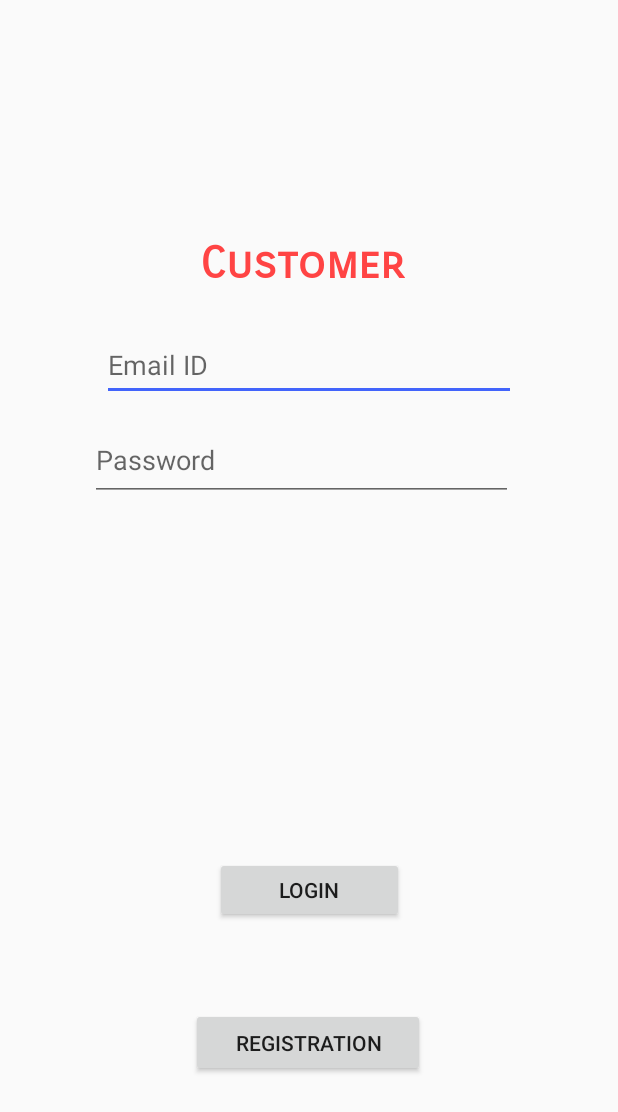
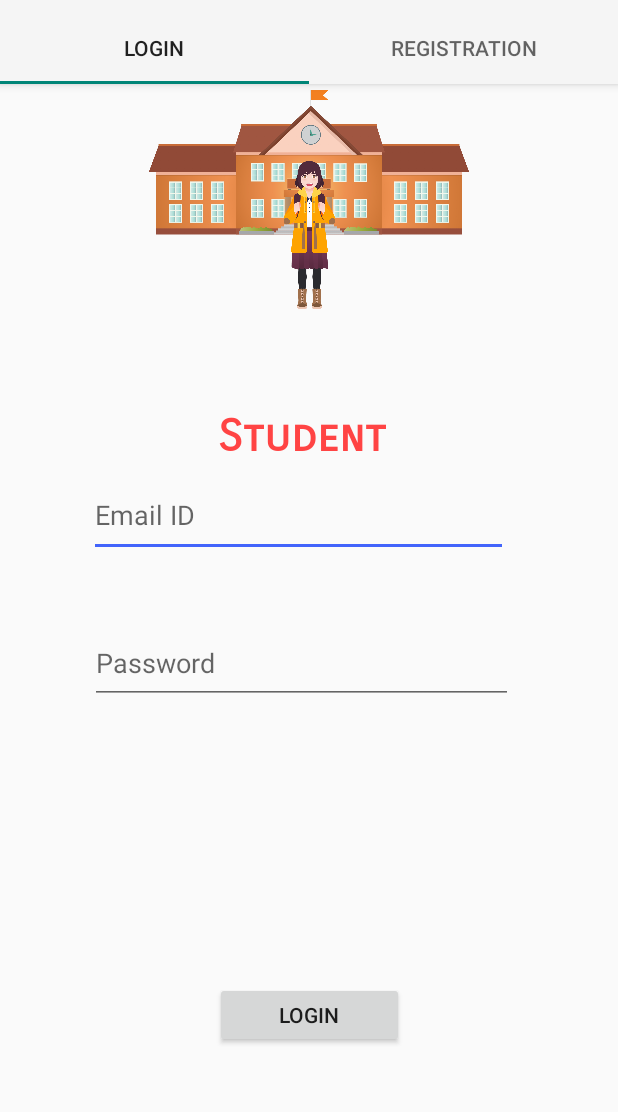
Before and after one commit to TowardInfinity/CabMapBox, an Android app: the screen it shows after launch (CustomerLoginActivity before the commit, StudentLoginLogout after it), after a tap on "STUDENT", on a phone screen of 412 x 824 dp. Shown: the top 1112 px of the screen. Run offline under Robolectric (Android 15) with nearby library versions, the phone set to English and light mode, and no system bars; our stand-ins replace Firebase (no records; nobody signed in at launch, a user with empty details on screens opened directly).

Commit message:
Tabbed Layout Implemented for Student(Customer) Previous code present, and tested. Build on latest Android Studio 3.3 Tested on Android P LogIn and Registration Working. Directed to Map Layout.

```diff
--- a/app/build.gradle
+++ b/app/build.gradle
@@ -29,6 +29,8 @@ dependencies {
     //noinspection GradleCompatible
     implementation 'com.android.support:appcompat-v7:28.0.0'
     implementation 'com.android.support.constraint:constraint-layout:1.1.3'
+    implementation 'com.android.support:support-v4:28.0.0'
+//    implementation 'com.android.support:support-fragment:28.0.0'
     testImplementation 'junit:junit:4.12'
     androidTestImplementation 'com.android.support.test:runner:1.0.2'
     androidTestImplementation 'com.android.support.test.espresso:espresso-core:3.0.2'
--- a/app/src/main/java/com/map/to_in/cabmapbox/MainActivity.java
+++ b/app/src/main/java/com/map/to_in/cabmapbox/MainActivity.java
@@ -8,14 +8,14 @@ import android.widget.Button;
 
 public class MainActivity extends AppCompatActivity {
 
-    private Button driver, customer;
+    private Button driver, student;
     @Override
     protected void onCreate(Bundle savedInstanceState) {
         super.onCreate(savedInstanceState);
         setContentView(R.layout.activity_main);
 
         driver = findViewById(R.id.driver);
-        customer = findViewById(R.id.customer);
+        student = findViewById(R.id.customer);
 
         driver.setOnClickListener(new View.OnClickListener() {
             @Override
@@ -27,10 +27,10 @@ public class MainActivity extends AppCompatActivity {
             }
         });
 
-        customer.setOnClickListener(new View.OnClickListener() {
+        student.setOnClickListener(new View.OnClickListener() {
             @Override
             public void onClick(View v) {
-                Intent intent = new Intent(MainActivity.this, CustomerLoginActivity.class);
+                Intent intent = new Intent(MainActivity.this, StudentLoginLogout.class);
                 startActivity(intent);
                 finish();
                 return;
--- /dev/null
+++ b/app/src/main/java/com/map/to_in/cabmapbox/StudentLoginLogout.java
@@ -0,0 +1,244 @@
+package com.map.to_in.cabmapbox;
+
+import android.content.Intent;
+import android.os.Bundle;
+import android.support.annotation.NonNull;
+import android.support.design.widget.TabLayout;
+import android.support.v4.app.Fragment;
+import android.support.v4.app.FragmentManager;
+import android.support.v4.app.FragmentPagerAdapter;
+import android.support.v4.view.ViewPager;
+import android.support.v7.app.AppCompatActivity;
+import android.view.LayoutInflater;
+import android.view.Menu;
+import android.view.MenuItem;
+import android.view.View;
+import android.view.ViewGroup;
+import android.widget.Button;
+import android.widget.EditText;
+import android.widget.TextView;
+import android.widget.Toast;
+
+import com.google.android.gms.tasks.OnCompleteListener;
+import com.google.android.gms.tasks.Task;
+import com.google.firebase.auth.AuthResult;
+import com.google.firebase.auth.FirebaseAuth;
+import com.google.firebase.auth.FirebaseUser;
+import com.google.firebase.database.DatabaseReference;
+import com.google.firebase.database.FirebaseDatabase;
+
+public class StudentLoginLogout extends AppCompatActivity {
+
+    /**
+     * The {@link android.support.v4.view.PagerAdapter} that will provide
+     * fragments for each of the sections. We use a
+     * {@link FragmentPagerAdapter} derivative, which will keep every
+     * loaded fragment in memory. If this becomes too memory intensive, it
+     * may be best to switch to a
+     * {@link android.support.v4.app.FragmentStatePagerAdapter}.
+     */
+    private SectionsPagerAdapter mSectionsPagerAdapter;
+
+    /**
+     * The {@link ViewPager} that will host the section contents.
+     */
+    private ViewPager mViewPager;
+
+    private static FirebaseAuth firebaseAuth;
+    private static FirebaseAuth.AuthStateListener authStateListener;
+
+    @Override
+    protected void onCreate(Bundle savedInstanceState) {
+        super.onCreate(savedInstanceState);
+        setContentView(R.layout.activity_student_login_logout);
+
+        // Create the adapter that will return a fragment for each of the three
+        // primary sections of the activity.
+        mSectionsPagerAdapter = new SectionsPagerAdapter(getSupportFragmentManager());
+
+        // Set up the ViewPager with the sections adapter.
+        mViewPager = (ViewPager) findViewById(R.id.container);
+        mViewPager.setAdapter(mSectionsPagerAdapter);
+
+        TabLayout tabLayout = (TabLayout) findViewById(R.id.tabs);
+
+        mViewPager.addOnPageChangeListener(new TabLayout.TabLayoutOnPageChangeListener(tabLayout));
+        tabLayout.addOnTabSelectedListener(new TabLayout.ViewPagerOnTabSelectedListener(mViewPager));
+
+        firebaseAuth = FirebaseAuth.getInstance();
+
+        authStateListener = new FirebaseAuth.AuthStateListener() {
+            @Override
+            public void onAuthStateChanged(@NonNull FirebaseAuth firebaseAuth) {
+                FirebaseUser user = FirebaseAuth.getInstance().getCurrentUser();
+                if(user != null){
+                    Intent intent = new Intent(StudentLoginLogout.this, CustomerMapActivity.class);
+                    startActivity(intent);
+                    return;
+                }
+            }
+        };
+    }
+
+
+    @Override
+    public boolean onCreateOptionsMenu(Menu menu) {
+        // Inflate the menu; this adds items to the action bar if it is present.
+        getMenuInflater().inflate(R.menu.menu_student_login_logout, menu);
+        return true;
+    }
+
+    @Override
+    public boolean onOptionsItemSelected(MenuItem item) {
+        // Handle action bar item clicks here. The action bar will
+        // automatically handle clicks on the Home/Up button, so long
+        // as you specify a parent activity in AndroidManifest.xml.
+        int id = item.getItemId();
+
+        //noinspection SimplifiableIfStatement
+//        if (id == R.id.action_settings) {
+//            return true;
+//        }
+
+        return super.onOptionsItemSelected(item);
+    }
+
+    /**
+     * A placeholder fragment containing a simple view.
+     */
+    public static class PlaceholderFragment extends Fragment {
+        /**
+         * The fragment argument representing the section number for this
+         * fragment.
+         */
+        private static final String ARG_SECTION_NUMBER = "section_number";
+
+        public PlaceholderFragment() {
+        }
+
+        /**
+         * Returns a new instance of this fragment for the given section
+         * number.
+         */
+        public static PlaceholderFragment newInstance(int sectionNumber) {
+            PlaceholderFragment fragment = new PlaceholderFragment();
+            Bundle args = new Bundle();
+            args.putInt(ARG_SECTION_NUMBER, sectionNumber);
+            fragment.setArguments(args);
+            return fragment;
+        }
+
+        @Override
+        public View onCreateView(LayoutInflater inflater, ViewGroup container,
+                                 Bundle savedInstanceState) {
+
+            EditText email, password;
+            View rootView = null;
+            TextView textView = null;
+            switch (getArguments().getInt(ARG_SECTION_NUMBER)){
+                case 1:
+                    rootView = inflater.inflate(R.layout.fragment_login_, container, false);
+                    email = rootView.findViewById(R.id.email);
+                    password = rootView.findViewById(R.id.password);
+                    Button login = rootView.findViewById(R.id.login);
+                    login.setOnClickListener(new View.OnClickListener() {
+                        @Override
+                        public void onClick(View v) {
+                            final String emailID = email.getText().toString();
+                            final String pass = password.getText().toString();
+                            firebaseAuth.signInWithEmailAndPassword(emailID, pass)
+                                .addOnCompleteListener(getActivity(), new OnCompleteListener<AuthResult>() {
+                                    @Override
+                                    public void onComplete(@NonNull Task<AuthResult> task) {
+                                        if(!task.isSuccessful()) {
+                                            Toast.makeText(getActivity(), "Sign In Error", Toast.LENGTH_SHORT).show();
+                                        }else{
+                                            Toast.makeText(getActivity(), "Logging In", Toast.LENGTH_SHORT).show();
+                                        }
+                                    }
+                                });
+                        }
+                    });
+                    break;
+                case 2:
+                    rootView = inflater.inflate(R.layout.fragment_registration_, container, false);
+                    email = rootView.findViewById(R.id.email);
+                    password = rootView.findViewById(R.id.password);
+                    Button registration = rootView.findViewById(R.id.registration);
+                    registration.setOnClickListener(new View.OnClickListener() {
+                        @Override
+                        public void onClick(View v) {
+                            final String emailID = email.getText().toString();
+                            final String pass = password.getText().toString();
+                            firebaseAuth.createUserWithEmailAndPassword(emailID, pass)
+                                .addOnCompleteListener(getActivity(), new OnCompleteListener<AuthResult>() {
+                                    @Override
+                                    public void onComplete(@NonNull Task<AuthResult> task) {
+                                        if(!task.isSuccessful()) {
+                                            Toast.makeText(getActivity(), "Sign Up Error", Toast.LENGTH_SHORT).show();
+                                        }else{
+                                            String user_id = firebaseAuth.getCurrentUser().getUid();
+                                            DatabaseReference current_user_db = FirebaseDatabase.getInstance()
+                                                    .getReference().child("Users").child("Customer").child(user_id);
+                                            current_user_db.setValue(true);
+                                            Toast.makeText(getActivity(), "User Id Created.", Toast.LENGTH_SHORT).show();
+
+                                        }
+                                    }
+                                });
+                        }
+                    });
+
+                    break;
+            }
+            return rootView;
+        }
+    }
+
+    /**
+     * A {@link FragmentPagerAdapter} that returns a fragment corresponding to
+     * one of the sections/tabs/pages.
+     */
+    public class SectionsPagerAdapter extends FragmentPagerAdapter {
+
+        public SectionsPagerAdapter(FragmentManager fm) {
+            super(fm);
+        }
+
+        @Override
+        public Fragment getItem(int position) {
+            // getItem is called to instantiate the fragment for the given page.
+            // Return a PlaceholderFragment (defined as a static inner class below).
+            return PlaceholderFragment.newInstance(position + 1);
+        }
+
+        @Override
+        public int getCount() {
+            // Show 3 total pages.
+            return 2;
+        }
+
+        @Override
+        public CharSequence getPageTitle(int position) {
+            switch (position){
+                case 1:
+                    return "login";
+                case 2:
+                    return "logout";
+            }
+            return null;
+        }
+    }
+
+    @Override
+    protected void onStart() {
+        super.onStart();
+        firebaseAuth.addAuthStateListener(authStateListener);
+    }
+
+    @Override
+    protected void onStop() {
+        super.onStop();
+        firebaseAuth.removeAuthStateListener(authStateListener);
+    }
+}
--- /dev/null
+++ b/app/src/main/res/layout/activity_student_login_logout.xml
@@ -0,0 +1,44 @@
+<?xml version="1.0" encoding="utf-8"?>
+<android.support.design.widget.CoordinatorLayout xmlns:android="http://schemas.android.com/apk/res/android"
+    xmlns:app="http://schemas.android.com/apk/res-auto"
+    xmlns:tools="http://schemas.android.com/tools"
+    android:id="@+id/main_content"
+    android:layout_width="match_parent"
+    android:layout_height="match_parent"
+    android:fitsSystemWindows="true"
+    tools:context=".StudentLoginLogout">
+
+    <android.support.design.widget.AppBarLayout
+        android:id="@+id/appbar"
+        android:layout_width="match_parent"
+        android:layout_height="wrap_content"
+        android:paddingTop="@dimen/appbar_padding_top"
+        android:theme="@style/AppTheme.AppBarOverlay">
+
+        <android.support.design.widget.TabLayout
+            android:id="@+id/tabs"
+            android:layout_width="match_parent"
+            android:layout_height="wrap_content">
+
+            <android.support.design.widget.TabItem
+                android:id="@+id/tabItem"
+                android:layout_width="wrap_content"
+                android:layout_height="wrap_content"
+                android:text="@string/login" />
+
+            <android.support.design.widget.TabItem
+                android:id="@+id/tabItem2"
+                android:layout_width="wrap_content"
+                android:layout_height="wrap_content"
+                android:text="@string/registration" />
+
+        </android.support.design.widget.TabLayout>
+    </android.support.design.widget.AppBarLayout>
+
+    <android.support.v4.view.ViewPager
+        android:id="@+id/container"
+        android:layout_width="match_parent"
+        android:layout_height="match_parent"
+        app:layout_behavior="@string/appbar_scrolling_view_behavior" />
+
+</android.support.design.widget.CoordinatorLayout>
--- /dev/null
+++ b/app/src/main/res/layout/fragment_login_.xml
@@ -0,0 +1,92 @@
+<?xml version="1.0" encoding="utf-8"?>
+<android.support.constraint.ConstraintLayout xmlns:android="http://schemas.android.com/apk/res/android"
+    xmlns:app="http://schemas.android.com/apk/res-auto"
+    xmlns:tools="http://schemas.android.com/tools"
+    android:layout_width="match_parent"
+    android:layout_height="match_parent"
+    tools:context=".login_Fragment">
+
+    <!-- TODO: Update blank fragment layout -->
+
+    <ImageView
+        android:id="@+id/imageView2"
+        android:layout_width="wrap_content"
+        android:layout_height="146dp"
+        android:layout_marginStart="4dp"
+        android:layout_marginTop="4dp"
+        android:layout_marginEnd="4dp"
+        android:contentDescription="@string/school_and_student"
+        android:src="@drawable/school_student"
+        app:layout_constraintEnd_toEndOf="parent"
+        app:layout_constraintStart_toStartOf="parent"
+        app:layout_constraintTop_toTopOf="parent" />
+
+    <EditText
+        android:id="@+id/email"
+        android:layout_width="279dp"
+        android:layout_height="55dp"
+        android:layout_marginStart="30dp"
+        android:layout_marginTop="260dp"
+        android:layout_marginEnd="30dp"
+        android:layout_marginBottom="8dp"
+        android:hint="@string/email_id"
+        android:inputType="textEmailAddress"
+        app:layout_constraintBottom_toBottomOf="parent"
+        app:layout_constraintEnd_toEndOf="parent"
+        app:layout_constraintHorizontal_bias="0.4"
+        app:layout_constraintStart_toStartOf="parent"
+        app:layout_constraintTop_toTopOf="parent"
+        app:layout_constraintVertical_bias="0.0" />
+
+    <EditText
+        android:id="@+id/password"
+        android:layout_width="282dp"
+        android:layout_height="54dp"
+        android:layout_marginStart="30dp"
+        android:layout_marginTop="324dp"
+        android:layout_marginEnd="30dp"
+        android:layout_marginBottom="8dp"
+        android:hint="@string/password"
+        android:inputType="textVisiblePassword"
+        app:layout_constraintBottom_toBottomOf="parent"
+        app:layout_constraintEnd_toEndOf="parent"
+        app:layout_constraintHorizontal_bias="0.428"
+        app:layout_constraintStart_toStartOf="parent"
+        app:layout_constraintTop_toTopOf="parent"
+        app:layout_constraintVertical_bias="0.093" />
+
+    <Button
+        android:id="@+id/login"
+        android:layout_width="126dp"
+        android:layout_height="44dp"
+        android:layout_marginStart="8dp"
+        android:layout_marginTop="8dp"
+        android:layout_marginEnd="8dp"
+        android:layout_marginBottom="8dp"
+        android:text="@string/login"
+        app:layout_constraintBottom_toBottomOf="parent"
+        app:layout_constraintEnd_toEndOf="parent"
+        app:layout_constraintStart_toStartOf="parent"
+        app:layout_constraintTop_toTopOf="parent"
+        app:layout_constraintVertical_bias="0.834" />
+
+    <TextView
+        android:id="@+id/constant"
+        android:layout_width="wrap_content"
+        android:layout_height="wrap_content"
+        android:layout_marginStart="8dp"
+        android:layout_marginTop="8dp"
+        android:layout_marginEnd="8dp"
+        android:layout_marginBottom="8dp"
+        android:fontFamily="sans-serif-smallcaps"
+        android:text="@string/customer_registration"
+        android:textColor="@android:color/holo_red_light"
+        android:textSize="30sp"
+        android:textStyle="bold"
+        app:layout_constraintBottom_toBottomOf="parent"
+        app:layout_constraintEnd_toEndOf="parent"
+        app:layout_constraintHorizontal_bias="0.484"
+        app:layout_constraintStart_toStartOf="parent"
+        app:layout_constraintTop_toTopOf="parent"
+        app:layout_constraintVertical_bias="0.292" />
+</android.support.constraint.ConstraintLayout>
--- /dev/null
+++ b/app/src/main/res/menu/menu_student_login_logout.xml
@@ -0,0 +1,5 @@
+<menu xmlns:android="http://schemas.android.com/apk/res/android"
+    xmlns:app="http://schemas.android.com/apk/res-auto"
+    xmlns:tools="http://schemas.android.com/tools"
+    tools:context="com.map.to_in.cabmapbox.StudentLoginLogout">
+</menu>
--- /dev/null
+++ b/app/src/main/res/values-w820dp/dimens.xml
@@ -0,0 +1,6 @@
+<resources>
+    <!-- Example customization of dimensions originally defined in res/values/dimens.xml
+         (such as screen margins) for screens with more than 820dp of available width. This
+         would include 7" and 10" devices in landscape (~960dp and ~1280dp respectively). -->
+    <dimen name="activity_horizontal_margin">64dp</dimen>
+</resources>
--- a/app/src/main/res/values/dimens.xml
+++ b/app/src/main/res/values/dimens.xml
@@ -1,3 +1,7 @@
 <resources>
     <dimen name="fab_margin">16dp</dimen>
+    <!-- Default screen margins, per the Android Design guidelines. -->
+    <dimen name="activity_horizontal_margin">16dp</dimen>
+    <dimen name="activity_vertical_margin">16dp</dimen>
+    <dimen name="appbar_padding_top">8dp</dimen>
 </resources>
--- a/app/src/main/res/values/strings.xml
+++ b/app/src/main/res/values/strings.xml
@@ -5,7 +5,7 @@
     <string name="login">Login</string>
     <string name="registration">Registration</string>
     <string name="password">Password</string>
-    <string name="customer_registration">Customer</string>
+    <string name="customer_registration">Student</string>
     <string name="customer">Student</string>
     <string name="user_type">Bus Services</string>
     <string name="driver">Driver</string>
@@ -26,4 +26,8 @@
     <string name="students_approaching_bus">Students approaching Bus</string>
     <string name="school_student">School Student</string>
     <string name="school_bus_with_driver">School Bus with Driver</string>
+
+    <!-- TODO: Remove or change this placeholder text -->
+    <string name="school_and_student">School and student</string>
+    <string name="title_activity_student_login_logout">StudentLoginLogout</string>
 </resources>
--- a/build.gradle
+++ b/build.gradle
@@ -9,7 +9,7 @@ buildscript {
         maven { url 'https://mapbox.bintray.com/mapbox' }
     }
     dependencies {
-        classpath 'com.android.tools.build:gradle:3.2.1'
+        classpath 'com.android.tools.build:gradle:3.3.0'
         classpath 'com.google.gms:google-services:4.2.0'
 
         // NOTE: Do not place your application dependencies here; they belong
```
Also changed, not shown: app/src/main/AndroidManifest.xml (+6 -2 lines), app/src/main/java/com/map/to_in/cabmapbox/login_Fragment.java (added, +119 -0 lines), app/src/main/java/com/map/to_in/cabmapbox/registration_Fragment.java (added, +108 -0 lines), app/src/main/res/layout/fragment_registration_.xml (added, +92 -0 lines), app/src/main/java/com/map/to_in/cabmapbox/CustomerLoginActivity.java (line endings or trailing spaces), gradle/wrapper/gradle-wrapper.properties.
